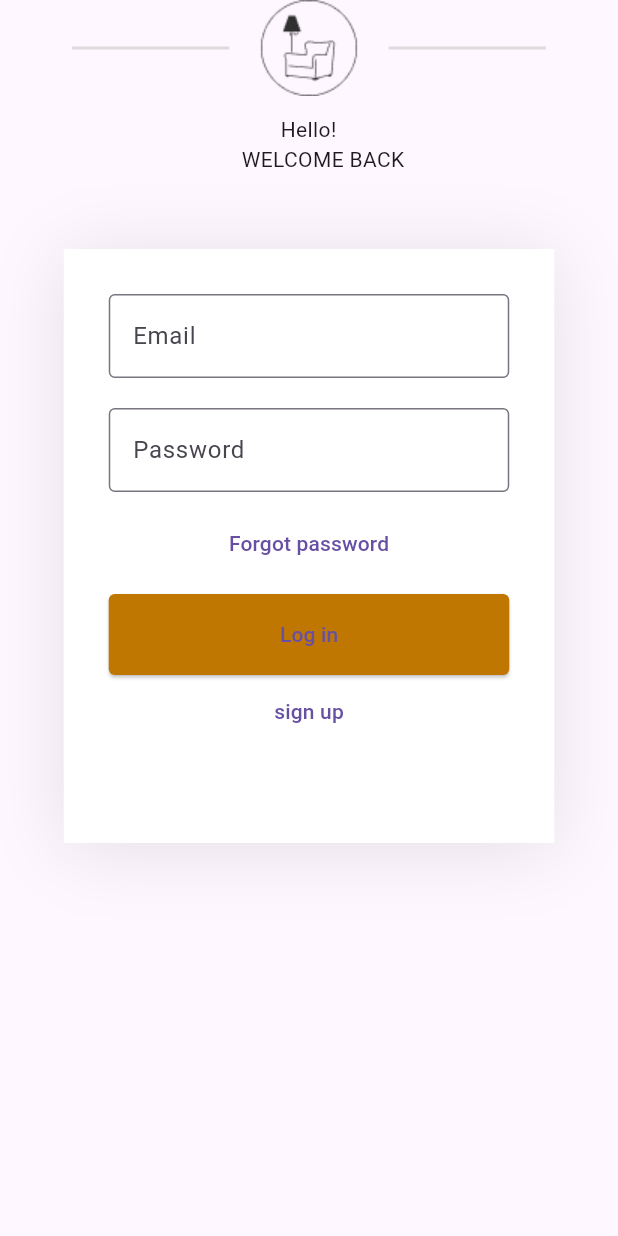
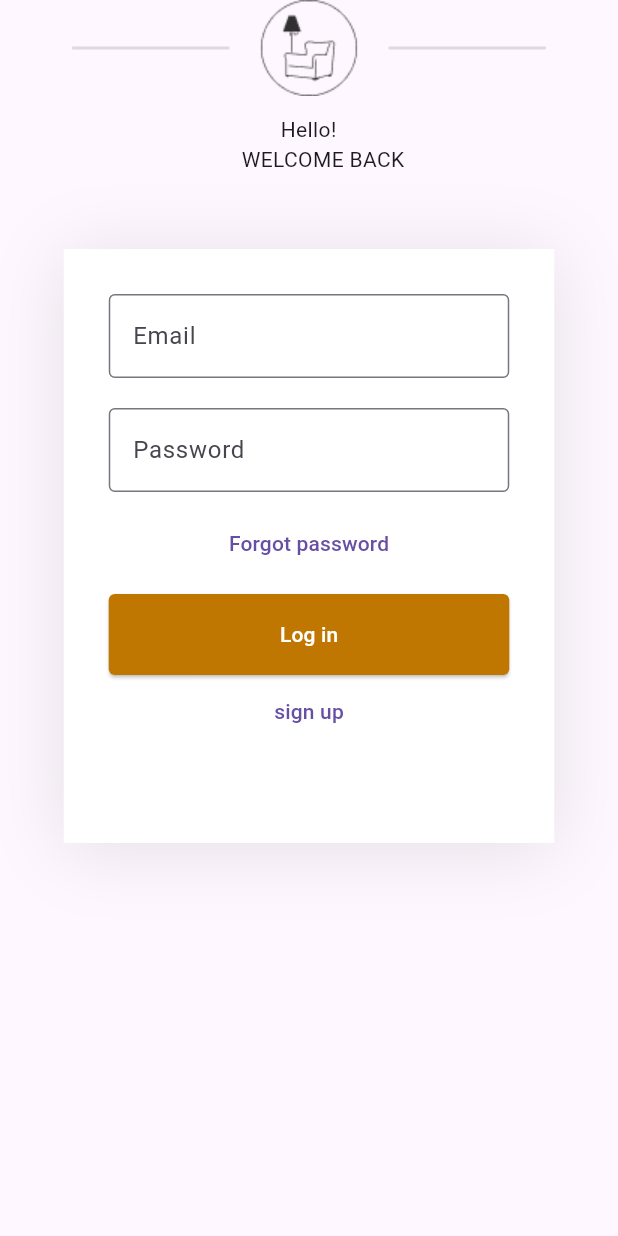
Before and after one commit to ramaAlmarge/homestyle, a Flutter app: the screen it shows after launch, after a tap on "Get Started", on a phone screen of 412 x 824 dp. Run offline on Flutter 3.47's test engine with Material 3 defaults, Android fonts, the phone set to English and light mode, and no system bars; our stand-ins replace flutter_screenutil.

Commit message:
update on code

```diff
--- a/homestyle/lib/widget/componentbutton.dart
+++ b/homestyle/lib/widget/componentbutton.dart
@@ -4,6 +4,7 @@
   final String title;
   final Color backgroundColor;
   final double borderRadius;
+  final Color textColor;
   final VoidCallback onPressed;
 
   const CustomButton({
@@ -12,6 +13,7 @@
     required this.onPressed,
     this.backgroundColor = Colors.blue,
     this.borderRadius = 4,
+    this.textColor = Colors.white,
   });
 
   @override
@@ -27,7 +29,10 @@
           ),
         ),
         onPressed: onPressed,
-        child: Text(title),
+        child: Text(
+          title,
+          style: TextStyle(color:Colors.white),
+        ),
       ),
     );
   }
```
